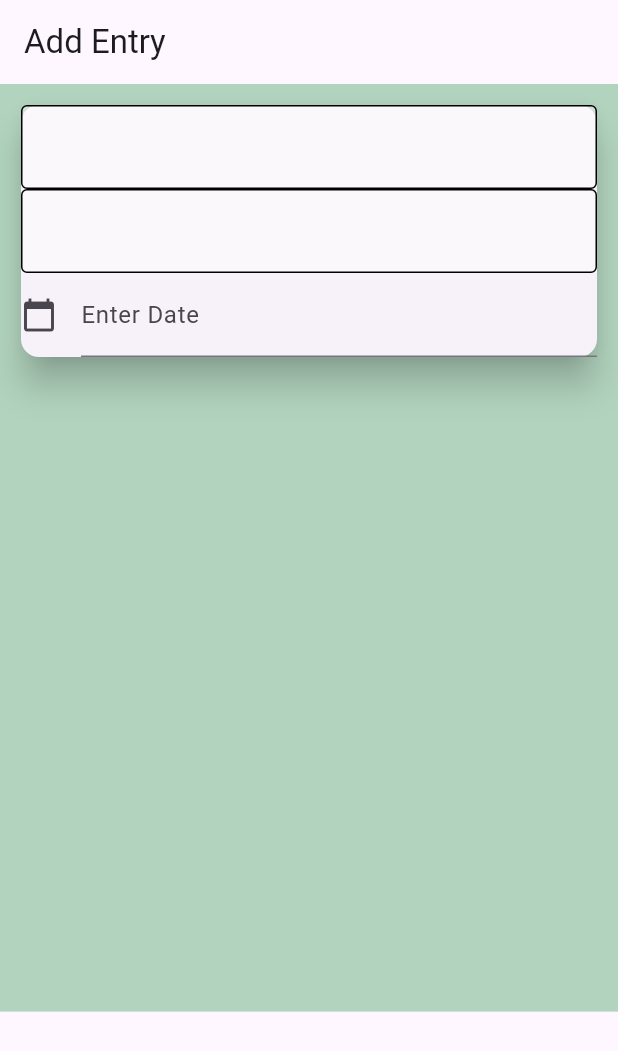
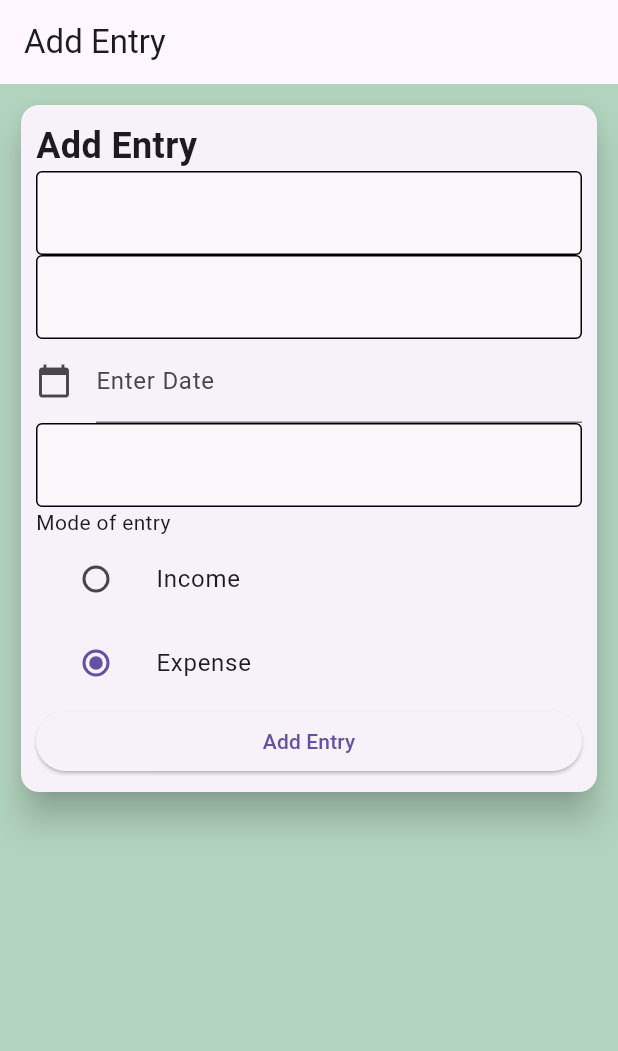
Before and after one commit to theeasylearn/flutter8, a Flutter app: the screen it shows after launch, on a phone screen of 412 x 824 dp. Shown: the top 1051 px of the screen. Run offline on Flutter 3.47's test engine with Material 3 defaults, Android fonts, the phone set to English and light mode, and no system bars; our stand-ins replace assets_audio_player; Roboto replaces fonts that are missing (sfpro).

```diff
--- a/app3/lib/main.dart
+++ b/app3/lib/main.dart
@@ -4,6 +4,7 @@ import 'app_splash.dart';
 import 'app_view_expense.dart';
 import 'simple_interest_calc.dart';
 import 'package:intl/intl.dart';
+
 //https://github.com/nbnD/date_picker/blob/master/lib/homepage.dart
 void main() {
   runApp(AddTransaction());
@@ -17,6 +18,8 @@ class AddTransaction extends StatefulWidget {
 
 class _AddTransactionState extends State<AddTransaction> {
   TextEditingController dateController = new TextEditingController();
+
+  String SelectedValue = '1';
   @override
   Widget build(BuildContext context) {
     return MaterialApp(
@@ -31,14 +34,25 @@ class _AddTransactionState extends State<AddTransaction> {
                 padding: EdgeInsets.all(10),
                 child: LayoutBuilder(builder: (ctx,parent){
                     return SizedBox(
-                        height: parent.maxHeight * 0.80,
+                        height: parent.maxHeight,
                         child: SingleChildScrollView(
                             child: Card(
                                 elevation: 10,
+                                child: Padding(
+                                  padding: const EdgeInsets.all(10),
                                   child: Column(
                                     mainAxisAlignment: MainAxisAlignment.spaceAround,
                                     crossAxisAlignment: CrossAxisAlignment.start,
                                     children: [
+                                      FittedBox(
+                                        child: Text(
+                                          "Add Entry",
+                                          style: TextStyle(
+                                              fontWeight: FontWeight.bold,
+                                              fontSize: 24,
+                                              fontFamily: "sfpro"),
+                                        ),
+                                      ),
                                       TextField(
                                         keyboardType: TextInputType.text,
                                         decoration: InputDecoration(
@@ -87,7 +101,6 @@ class _AddTransactionState extends State<AddTransaction> {
                                             icon: Icon(Icons.calendar_today), //icon of text field
                                             labelText: "Enter Date" //label text of field
                                         ),
-                                        readOnly: true,  // when true user cannot edit text
                                         onTap: () async {
                                           DateTime? pickedDate = await showDatePicker(
                                               context: context,
@@ -96,21 +109,74 @@ class _AddTransactionState extends State<AddTransaction> {
                                               lastDate: DateTime(2101)
                                           );
 
-                                        if(pickedDate != null ){
-                                          print(pickedDate);  //get the picked date in the format => 2022-07-04 00:00:00.000
-                                          String formattedDate = DateFormat('yyyy-MM-dd').format(pickedDate); // format date in required form here we use yyyy-MM-dd that means time is removed
-                                          print(formattedDate); //formatted date output using intl package =>  2022-07-04
-                                          //You can format date as per your need
-
+                                          if (pickedDate != null) {
+                                            String formattedDate = DateFormat('dd-MM-yyyy').format(pickedDate);
                                             setState(() {
-                                            dateController.text = formattedDate; //set foratted date to TextField value.
+                                              dateController.text = formattedDate; //set formatted date to TextField value.
                                             });
-                                        }else{
+                                          } else {
                                             print("Date is not selected");
                                           }
                                         },
-                                    )
+                                      ),
+                                      TextField(
+                                        keyboardType: TextInputType.text,
+                                        decoration: InputDecoration(
+                                          fillColor: new Color(0x75ffffff),
+                                          filled:
+                                          true, // Ensures the background color is applied
+                                          enabledBorder: OutlineInputBorder(
+                                            borderSide: BorderSide(
+                                              color: Colors.black, // Black border color
+                                              width: 1.0, // Border width
+                                            ),
+                                          ),
+                                          focusedBorder: OutlineInputBorder(
+                                            borderSide: BorderSide(
+                                              color: Colors
+                                                  .black, // Black border color when focused
+                                              width: 1.0, // Border width when focused
+                                            ),
+                                          ),
+                                        ),
+                                      ),
+                                      Text("Mode of entry"),
+                                      ListTile(
+                                        title: Text('Income'),
+                                        leading: Radio(
+                                          value: '2',
+                                          groupValue: SelectedValue,
+                                          onChanged: (value) {
+                                            setState(() {
+                                              SelectedValue = value.toString();
+                                            });
+                                          },
+                                        ),
+                                      ),
+                                      ListTile(
+                                        title: Text('Expense'),
+                                        leading: Radio(
+                                          value: '1',
+                                          groupValue: SelectedValue,
+                                          onChanged: (value) {
+                                            setState(() {
+                                              SelectedValue = value.toString();
+                                            });
+                                          },
+                                        ),
+                                      ),
+                                      SizedBox(
+                                        width: parent.maxWidth,
+                                        child: ElevatedButton(
+                                            onPressed: () {
+                                              setState(() {
+
+                                              });
+                                            },
+                                            child: Text("Add Entry")),
+                                      ),
                                     ],
+                                  ),
                                 ),
                             ),
                         ),
--- a/app3/pubspec.yaml
+++ b/app3/pubspec.yaml
@@ -39,6 +39,7 @@ dependencies:
 dev_dependencies:
   flutter_test:
     sdk: flutter
+  intl: ^0.17.0
 
   # The "flutter_lints" package below contains a set of recommended lints to
   # encourage good coding practices. The lint set provided by the package is
```
Also changed, not shown: app3/pubspec.lock. Lines whose indentation alone changed are shown as unchanged.
